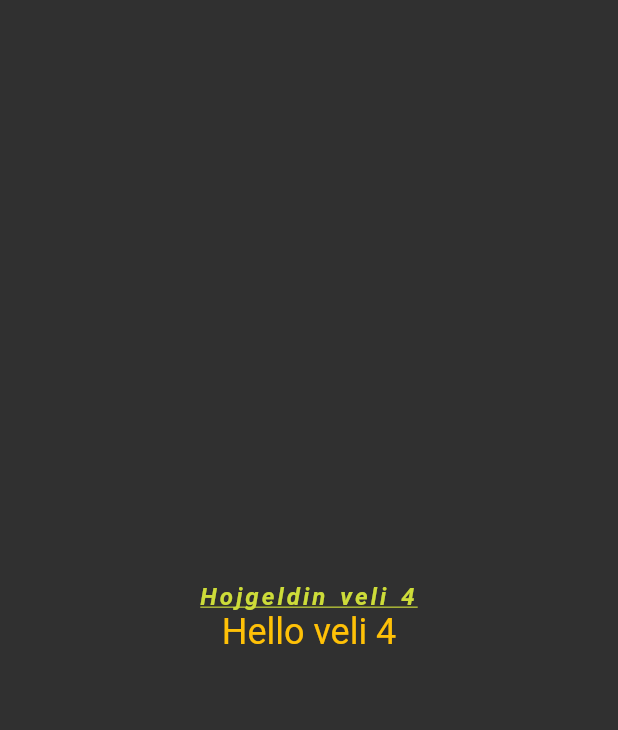
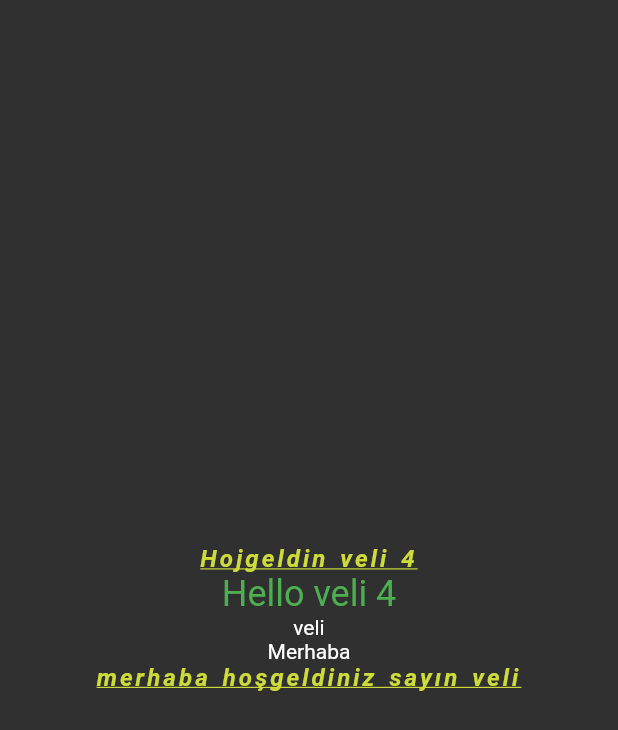
Before and after one commit to cetincangokal/flutter101, a Flutter app: the TextLearnView screen opened directly, on a phone screen of 412 x 824 dp. Shown: the top 730 px of the screen. Run offline on Flutter 3.47's test engine with Material 2 defaults, Android fonts, the phone set to English and light mode, and no system bars.

```diff
--- a/flutter_application_1/lib/101/text_widget_learn.dart
+++ b/flutter_application_1/lib/101/text_widget_learn.dart
@@ -1,11 +1,13 @@
 import 'dart:math';
 
+import 'package:flutter/cupertino.dart';
 import 'package:flutter/material.dart';
 
-class TextLearnView extends StatelessWidget{
-  const TextLearnView({Key? key}) : super(key: key);
+class TextLearnView extends StatelessWidget {
+  TextLearnView({Key? key}) : super(key: key);
   final String name = 'veli';
 
+  final ProjectKeys keys = ProjectKeys();
 
   @override
   Widget build(BuildContext context) {
@@ -14,28 +16,34 @@ class TextLearnView extends StatelessWidget{
           child: Column(
         mainAxisAlignment: MainAxisAlignment.center,
         children: [
-      Text(
-
-        'Hojgeldin $name ${name.length}',
+          Text('Hojgeldin $name ${name.length}',
               maxLines: 2,
               overflow: TextOverflow.ellipsis,
               textAlign: TextAlign.right,
-        style: ProjectStyles.welcomeStyles
-        ),
+              style: ProjectStyles.welcomeStyles),
           Text(
-
             'Hello $name ${name.length}',
             maxLines: 2,
             overflow: TextOverflow.ellipsis,
             textAlign: TextAlign.right,
-        style: Theme.of(context).textTheme.headline5?.copyWith(color: Colors.amber),
+            style: Theme.of(context)
+                .textTheme
+                .headline5
+                ?.copyWith(color: ProjectColor.welcomeColor),
+          ),
+          Text(name ?? ' '),
+          Text(keys.welcome),
+          Text(
+            'merhaba hoşgeldiniz sayın $name',
+            maxLines: 2,
+            overflow: TextOverflow.ellipsis,
+            textAlign: TextAlign.right,
+            style: ProjectStyles.welcomeStyles,
           ),
         ],
-
       )),
     );
   }
-
 }
 
 class ProjectStyles {
@@ -46,5 +54,14 @@ class ProjectStyles {
     color: Colors.lime,
     fontStyle: FontStyle.italic,
     fontSize: 16,
-          fontWeight: FontWeight.w600,);
+    fontWeight: FontWeight.w600,
+  );
 }
+
+class ProjectColor {
+  static Color welcomeColor = Colors.green;
+}
+
+class ProjectKeys {
+  final String welcome = 'Merhaba';
+}
--- a/flutter_application_1/lib/main.dart
+++ b/flutter_application_1/lib/main.dart
@@ -1,4 +1,7 @@
+import 'package:flutter/cupertino.dart';
 import 'package:flutter/material.dart';
+import 'package:flutter_application_1/101/container_sized_box_learn.dart';
+import 'package:flutter_application_1/101/scaffold_learn.dart';
 import 'package:flutter_application_1/101/text_widget_learn.dart';
 
 void main() {
@@ -13,7 +16,7 @@ class MyApp extends StatelessWidget {
     return MaterialApp(
       title: 'Flutter Demo',
       theme: ThemeData.dark(),
-      home: TextLearnView(),
+      home: ScaffoldLearn(),
     );
   }
 }
```
Also changed, not shown: flutter_application_1/lib/101/container_sized_box_learn.dart (added, +56 -0 lines), flutter_application_1/lib/101/scaffold_learn.dart (added, +32 -0 lines). Lines whose indentation alone changed are shown as unchanged.
